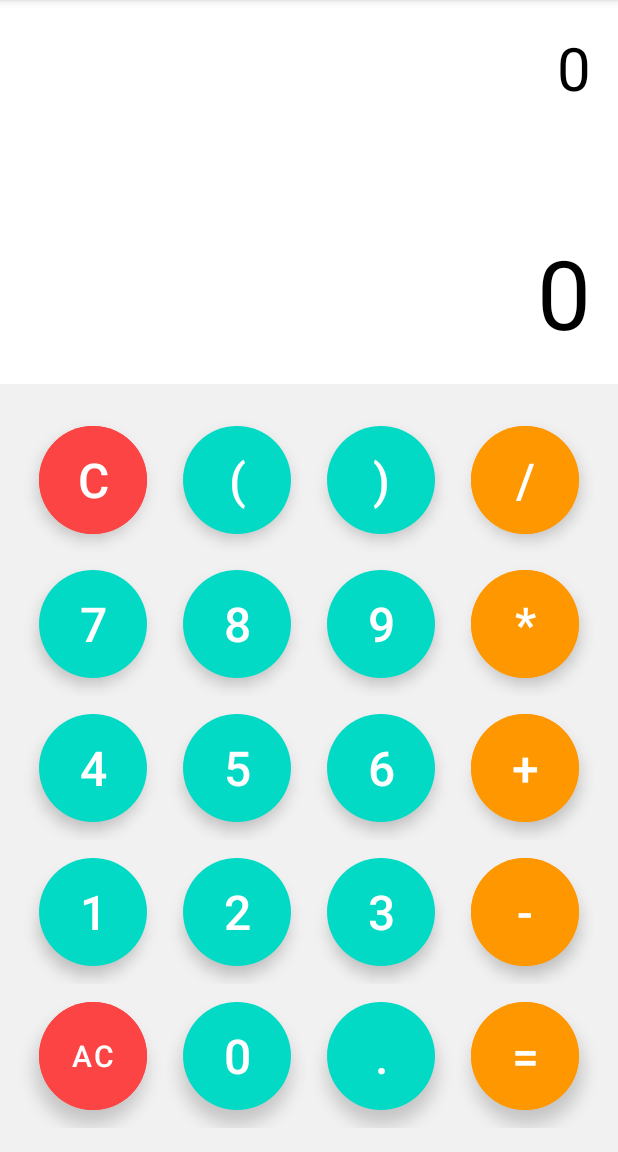
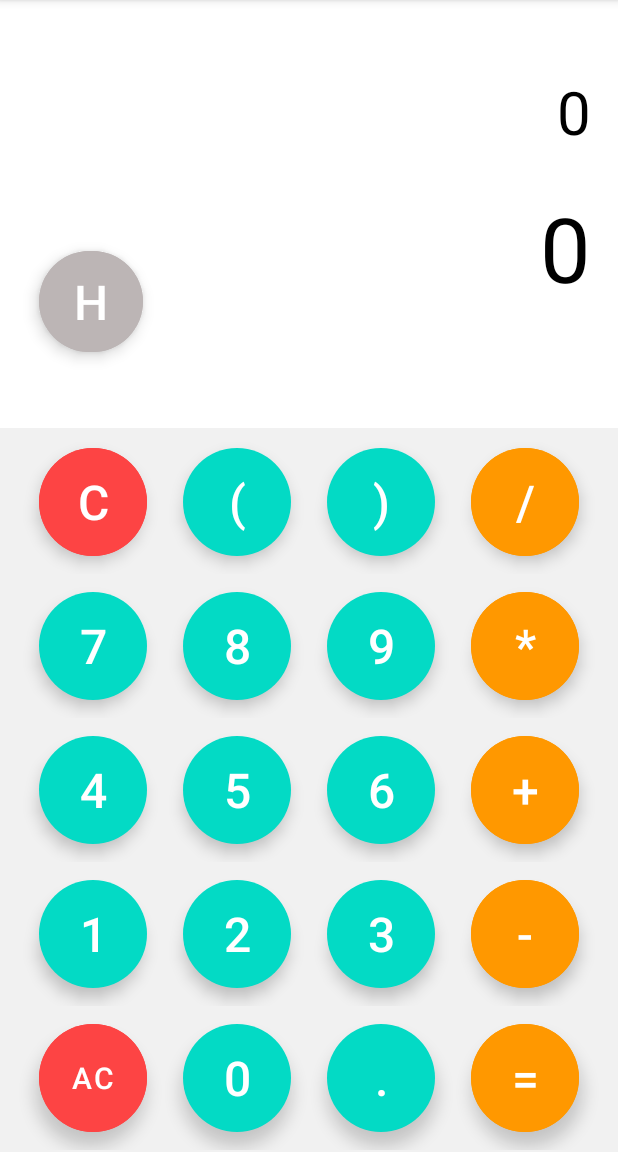
Before and after one commit to vietkitoo/Calculator, an Android app: the screen it shows after launch (MainActivity), on a phone screen of 412 x 824 dp, the part 84-1236 px from its top. Run offline under Robolectric (Android 15) with nearby library versions, the phone set to English and light mode, and no system bars.

Commit message:
add activity

```diff
--- a/app/src/main/AndroidManifest.xml
+++ b/app/src/main/AndroidManifest.xml
@@ -1,6 +1,6 @@
 <?xml version="1.0" encoding="utf-8"?>
 <manifest xmlns:android="http://schemas.android.com/apk/res/android"
-    xmlns:tools="http://schemas.android.com/tools" >
+    xmlns:tools="http://schemas.android.com/tools">
 
     <application
         android:allowBackup="true"
@@ -10,10 +10,13 @@
         android:label="@string/app_name"
         android:supportsRtl="true"
         android:theme="@style/Theme.Calculator"
-        tools:targetApi="31" >
+        tools:targetApi="31">
+        <activity
+            android:name=".HistoryActivity"
+            android:exported="false" />
         <activity
             android:name=".MainActivity"
-            android:exported="true" >
+            android:exported="true">
             <intent-filter>
                 <action android:name="android.intent.action.MAIN" />
 
--- /dev/null
+++ b/app/src/main/java/com/example/calculator/HistoryActivity.java
@@ -0,0 +1,14 @@
+package com.example.calculator;
+
+import androidx.appcompat.app.AppCompatActivity;
+
+import android.os.Bundle;
+
+public class HistoryActivity extends AppCompatActivity {
+
+    @Override
+    protected void onCreate(Bundle savedInstanceState) {
+        super.onCreate(savedInstanceState);
+        setContentView(R.layout.activity_history);
+    }
+}
--- /dev/null
+++ b/app/src/main/res/layout/activity_history.xml
@@ -0,0 +1,9 @@
+<?xml version="1.0" encoding="utf-8"?>
+<androidx.constraintlayout.widget.ConstraintLayout xmlns:android="http://schemas.android.com/apk/res/android"
+    xmlns:app="http://schemas.android.com/apk/res-auto"
+    xmlns:tools="http://schemas.android.com/tools"
+    android:layout_width="match_parent"
+    android:layout_height="match_parent"
+    tools:context=".HistoryActivity">
+
+</androidx.constraintlayout.widget.ConstraintLayout>
--- a/app/src/main/res/layout/activity_main.xml
+++ b/app/src/main/res/layout/activity_main.xml
@@ -9,35 +9,64 @@
 
 
     <TextView
+        android:id="@+id/solution_tv"
+        android:layout_width="match_parent"
+        android:layout_height="wrap_content"
+        android:layout_above="@id/result_tv"
+        android:layout_marginStart="18dp"
+        android:layout_marginTop="01dp"
+        android:layout_marginEnd="18dp"
+        android:layout_marginBottom="5dp"
+        android:text="0"
+        android:textAlignment="textEnd"
+        android:textColor="@color/black"
+        android:textSize="40dp" />
+
+    <TextView
+        android:id="@+id/result_tv"
+        android:layout_width="match_parent"
+        android:layout_height="wrap_content"
+        android:layout_above="@id/buttons_layout"
+        android:layout_marginStart="18dp"
+        android:layout_marginTop="18dp"
+        android:layout_marginEnd="18dp"
+        android:layout_marginBottom="80dp"
+        android:text="0"
+        android:textAlignment="textEnd"
+        android:textColor="@color/black"
+        android:textSize="60dp" />
+    <LinearLayout
         android:layout_width="match_parent"
         android:layout_height="match_parent"
-        android:id="@+id/solution_tv"
-        android:text="0"
-        android:textSize="40dp"
-        android:textAlignment="textEnd"
-        android:textColor="@color/black"
-        android:layout_above="@id/result_tv"
-        android:layout_margin="18dp"
-        />
-    <TextView
-        android:layout_width="match_parent"
+        android:layout_marginTop="155dp"
+        android:layout_marginLeft="14dp">
+
+        <com.google.android.material.button.MaterialButton
+            android:id="@+id/buttons_htr"
+            style="@style/Widget.MaterialComponents.ExtendedFloatingActionButton"
+            android:layout_width="69dp"
+            android:layout_height="wrap_content"
+            android:layout_margin="12dp"
+            android:backgroundTint="#BCB5B5"
+            android:text="h"
+            android:textColor="@color/white"
+            android:textSize="32dp"
+            app:cornerRadius="36dp" />
+    </LinearLayout>
+    <LinearLayout
+        android:layout_width="wrap_content"
         android:layout_height="wrap_content"
-        android:id="@+id/result_tv"
-        android:text="0"
-        android:textSize="64dp"
-        android:textAlignment="textEnd"
-        android:textColor="@color/black"
-        android:layout_above="@id/buttons_layout"
-        android:layout_margin="18dp"
-        />
+        android:gravity="center"
+        android:orientation="vertical">
 
+    </LinearLayout>
     <LinearLayout
         android:layout_width="match_parent"
         android:layout_height="wrap_content"
         android:orientation="vertical"
         android:layout_alignParentBottom="true"
         android:background="#F1F1F1"
-        android:paddingVertical="16dp"
+        android:paddingVertical="1dp"
         android:id="@+id/buttons_layout">
         <LinearLayout
             android:layout_width="match_parent"
```
